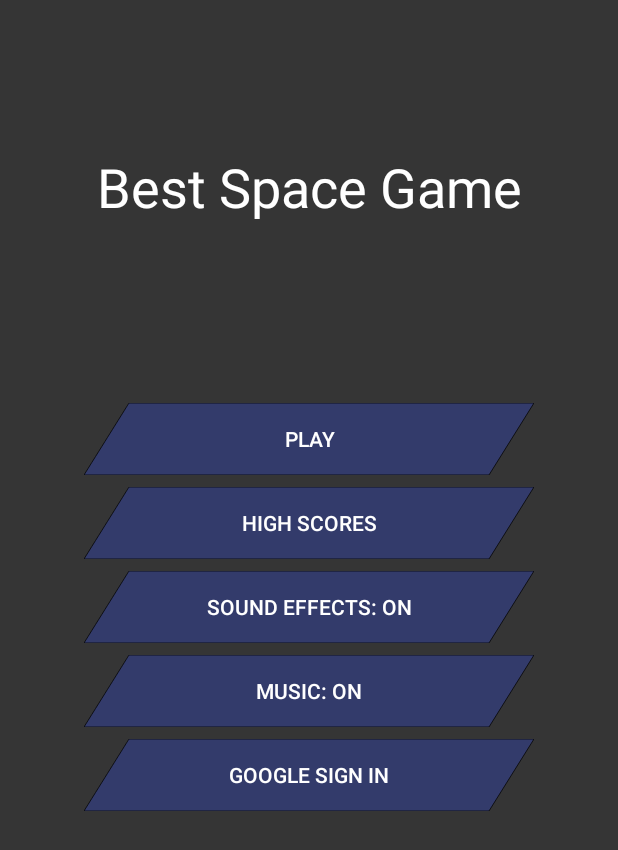
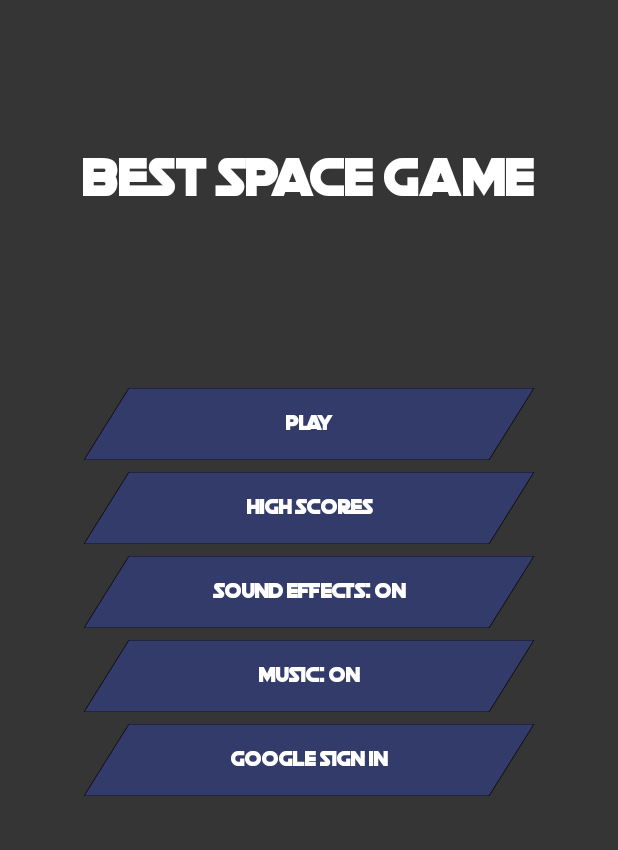
Before and after one commit to Voxtric/en0618, an Android app: the screen it shows after launch (MainMenuActivity), on a phone screen of 412 x 824 dp. Shown: the top 850 px of the screen. Run offline under Robolectric (Android 15) with nearby library versions, the phone set to English and light mode, and no system bars.

Commit message:
Changed app font and fixed bad spacing

```diff
--- a/app/src/main/AndroidManifest.xml
+++ b/app/src/main/AndroidManifest.xml
@@ -19,7 +19,6 @@
             android:value="@string/app_id" />
         <meta-data android:name="com.google.android.gms.version"
             android:value="@integer/google_play_services_version"/>
-
         <activity
             android:name=".MainMenuActivity"
             android:screenOrientation="portrait">
--- a/app/src/main/java/com/northumbria/en0618/MainMenuActivity.java
+++ b/app/src/main/java/com/northumbria/en0618/MainMenuActivity.java
@@ -7,6 +7,7 @@ import android.app.NotificationManager;
 import android.app.PendingIntent;
 import android.content.Intent;
 import android.content.SharedPreferences;
+import android.graphics.Typeface;
 import android.media.AudioManager;
 import android.media.MediaPlayer;
 import android.media.SoundPool;
@@ -17,7 +18,9 @@ import android.support.v4.app.NotificationManagerCompat;
 import android.support.v7.app.AppCompatActivity;
 import android.os.Bundle;
 import android.view.View;
+import android.view.ViewGroup;
 import android.widget.Button;
+import android.widget.TextView;
 
 import com.google.android.gms.auth.api.Auth;
 import com.google.android.gms.auth.api.signin.GoogleSignIn;
@@ -47,6 +50,10 @@ public class MainMenuActivity extends AppCompatActivity
         super.onCreate(savedInstanceState);
         setContentView(R.layout.activity_main_menu);
         determineGooglePlayGamesButton();
+
+        Typeface font = Typeface.createFromAsset(getAssets(), "death_star.ttf");
+        ViewGroup root = findViewById(R.id.view_root);
+        setAllFonts(root, font);
 
         createNotificationChannel();
 
@@ -197,6 +204,26 @@ public class MainMenuActivity extends AppCompatActivity
         });
     }
 
+    private void setAllFonts(ViewGroup viewGroup, Typeface font)
+    {
+        for (int i = 0; i < viewGroup.getChildCount(); i++)
+        {
+            View child = viewGroup.getChildAt(i);
+            if (child instanceof ViewGroup)
+            {
+                setAllFonts((ViewGroup)child, font);
+            }
+            else if (child instanceof Button)
+            {
+                ((Button)child).setTypeface(font);
+            }
+            else if (child instanceof TextView)
+            {
+                ((TextView)child).setTypeface(font);
+            }
+        }
+    }
+
     // Updates the app settings and the player with the new input method.
     @SuppressLint("ApplySharedPref")    // We want the data to be available immediately.
     public void changeInputMethod(View view)
--- a/app/src/main/java/com/northumbria/en0618/SpaceInvadersActivity.java
+++ b/app/src/main/java/com/northumbria/en0618/SpaceInvadersActivity.java
@@ -51,7 +51,7 @@ public class SpaceInvadersActivity extends GameActivity
         }
 
         // Text
-        Font font = Font.getFont(this, "Roboto-Regular.ttf", 100, 2);
+        Font font = Font.getFont(this, "death_star.ttf", 100, 4);
         m_ScoreText = new TextGameObject(font, "Score:", 10.0f, Input.getScreenHeight() - 150.0f);
         m_ScoreText.setColor(1.0f, 1.0f, 1.0f, 0.8f);
         game.addGameObject(m_ScoreText);
--- a/app/src/main/java/com/northumbria/en0618/engine/opengl/Font.java
+++ b/app/src/main/java/com/northumbria/en0618/engine/opengl/Font.java
@@ -65,9 +65,12 @@ public class Font implements IRenderable
     private float[] m_charWidths = new float[CHAR_COUNT];   // Width of each individual character.
     private Sprite[] m_characterSprites = new Sprite[CHAR_COUNT];   // Sprites for each character.
     private Texture m_texture;
+    private int m_padding;
 
     private Font(Typeface typeface, int size, int padding)
     {
+        m_padding = padding;
+
         // Use inbuilt Android functions to determine font characteristics.
         Paint paint = new Paint();
         paint.setAntiAlias(true);
@@ -229,7 +232,7 @@ public class Font implements IRenderable
             m_characterSprites[index].draw(mvpMatrix, color);
 
             // Translate the model matrix along using the width of the char just drawn.
-            Matrix.translateM(modelMatrix, 0, m_charWidths[index] / m_cellWidth, 0, 0);
+            Matrix.translateM(modelMatrix, 0, ((m_charWidths[index] + m_padding) / m_cellWidth), 0, 0);
         }
     }
 
--- a/app/src/main/res/layout/activity_main_menu.xml
+++ b/app/src/main/res/layout/activity_main_menu.xml
@@ -2,6 +2,7 @@
 <android.support.constraint.ConstraintLayout xmlns:android="http://schemas.android.com/apk/res/android"
     xmlns:app="http://schemas.android.com/apk/res-auto"
     xmlns:tools="http://schemas.android.com/tools"
+    android:id="@+id/view_root"
     android:layout_width="match_parent"
     android:layout_height="match_parent"
     android:background="@color/spaceGame_background"
```
Also changed, not shown: app/src/main/assets/Roboto-Regular.ttf (deleted), app/src/main/assets/death_star.ttf (added), 1 other file.
